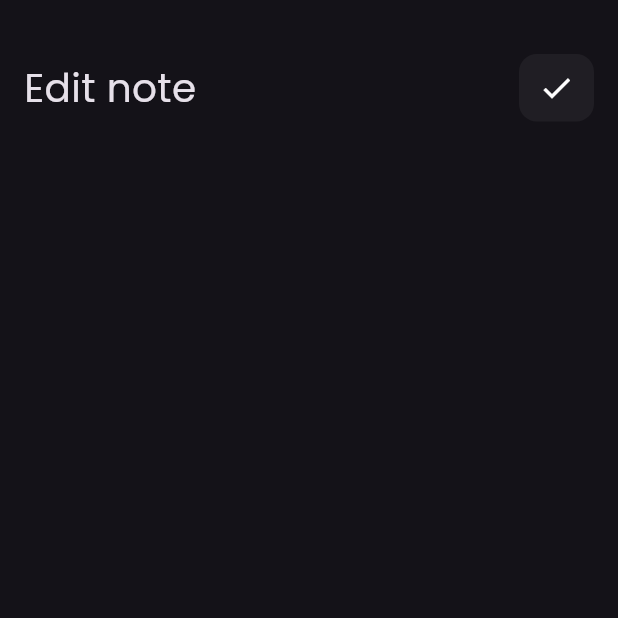
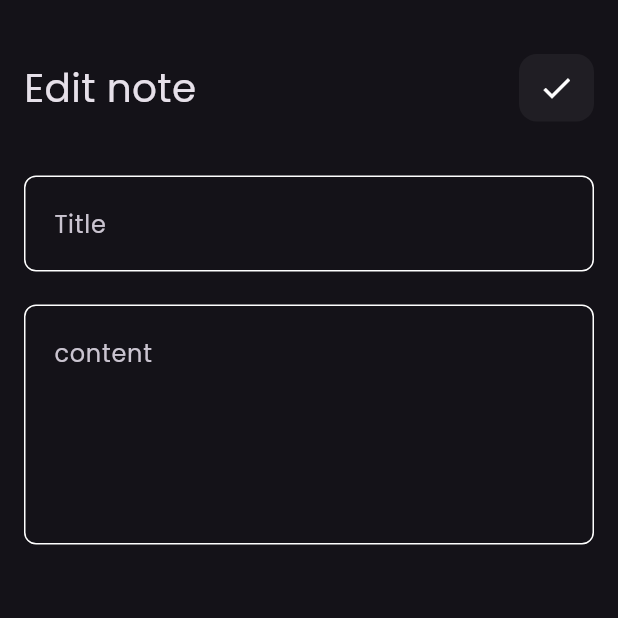
Before and after one commit to ahmedwael111/notes-app, a Flutter app: the EditNoteView screen opened directly, on a phone screen of 412 x 824 dp, the top half of it. Run offline on Flutter 3.47's test engine with Material 3 defaults, Android fonts, the phone set to English and light mode, and no system bars; our stand-ins replace font_awesome_flutter.

Commit message:
edit note view : UI done.

```diff
--- a/lib/widgets/costom_search_icon.dart
+++ b/lib/widgets/costom_search_icon.dart
@@ -5,13 +5,21 @@ class CostomSearchIcon extends StatelessWidget {
   final IconData icon;
   @override
   Widget build(BuildContext context) {
-    return Container(
-      height: 45,
-      width: 50,
-      decoration: BoxDecoration(
-          color: Colors.white.withOpacity(.05),
-          borderRadius: BorderRadius.circular(12)),
-      child: Icon(icon),
+    return InkResponse(
+      splashColor: Colors.white.withOpacity(0.2),
+      highlightShape: BoxShape.circle,
+      radius: 14,
+      onTap: () {},
+      child: Container(
+        height: 45,
+        width: 50,
+        decoration: BoxDecoration(
+            color: Colors.white.withOpacity(.05),
+            borderRadius: BorderRadius.circular(12)),
+        child: Icon(
+          icon,
+        ),
+      ),
     );
   }
 }
--- a/lib/widgets/edit_note_body.dart
+++ b/lib/widgets/edit_note_body.dart
@@ -1,5 +1,6 @@
 import 'package:flutter/material.dart';
 import 'package:notes_app/widgets/costom_App_bar.dart';
+import 'package:notes_app/widgets/coustm_text_field.dart';
 
 class EditNoteBody extends StatelessWidget {
   const EditNoteBody({super.key});
@@ -16,6 +17,17 @@ class EditNoteBody extends StatelessWidget {
           CostomAppBar(
             title: 'Edit note',
             icon: Icons.check,
+          ),
+          SizedBox(
+            height: 36,
+          ),
+          CostomTextField(hint: 'Title'),
+          SizedBox(
+            height: 22,
+          ),
+          CostomTextField(
+            hint: 'content',
+            maxlines: 5,
           )
         ],
       ),
```
